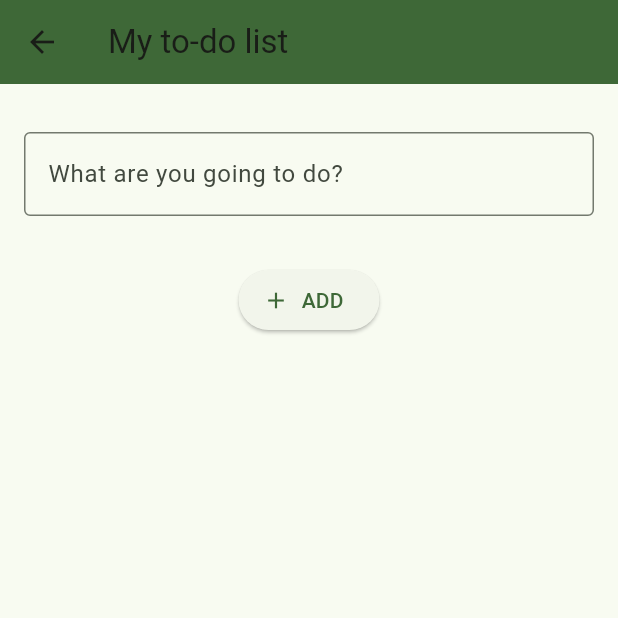
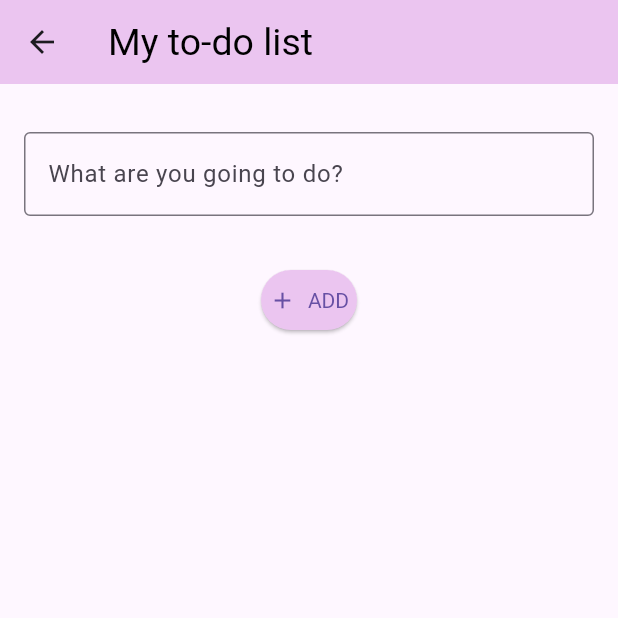
Before and after one commit to gu-tig333-ht23/gushagmib, a Flutter app: the screen it shows after launch, after a tap on the "add" icon, on a phone screen of 412 x 824 dp, the top half of it. Run offline on Flutter 3.47's test engine with Material 2 defaults, Android fonts, the phone set to English and light mode, and no system bars; our stand-ins replace google_fonts.

Commit message:
Refactoring and styling of the app

```diff
--- a/lib/addItemPage.dart
+++ b/lib/addItemPage.dart
@@ -7,23 +7,19 @@ class AddToDoItemPage extends StatelessWidget {
 
   @override
   Widget build(BuildContext context) {
-    final theme = Theme.of(context);
     return Scaffold(
       appBar: AppBar(
         title: Text(
           "My to-do list",
-          // style: TextStyle(color: whiteColor),
         ),
-        backgroundColor: theme.colorScheme.primary,
       ),
       body: Column(
         children: <Widget>[
           Padding(
             padding: EdgeInsets.symmetric(horizontal: 16, vertical: 32),
             child: TextField(
-              decoration: InputDecoration(
-                  border: OutlineInputBorder(),
-                  hintText: 'What are you going to do?'),
+              decoration:
+                  InputDecoration(hintText: 'What are you going to do?'),
             ),
           ),
           ElevatedButton.icon(
--- /dev/null
+++ b/lib/data.dart
@@ -0,0 +1,18 @@
+class ToDoItem {
+  final String _text;
+  bool _isDone = false;
+
+  ToDoItem(this._text);
+
+  String getText() {
+    return _text;
+  }
+
+  void setBool(bool isDone) {
+    _isDone = isDone;
+  }
+
+  bool getBool() {
+    return _isDone;
+  }
+}
--- a/lib/main.dart
+++ b/lib/main.dart
@@ -1,27 +1,11 @@
 import 'package:flutter/material.dart';
+//import 'package:template/blackTheme.dart';
 import 'addItemPage.dart';
+import 'themes/lightPurpleTheme.dart';
+import 'data.dart';
 
 void main() {
   runApp(const ToDoApp());
-}
-
-class ToDoItem {
-  String _text;
-  bool _isDone = false;
-
-  ToDoItem(this._text);
-
-  String getText() {
-    return _text;
-  }
-
-  void setBool(bool isDone) {
-    _isDone = isDone;
-  }
-
-  bool getBool() {
-    return _isDone;
-  }
 }
 
 class ToDoApp extends StatelessWidget {
@@ -32,11 +16,7 @@ class ToDoApp extends StatelessWidget {
   Widget build(BuildContext context) {
     return MaterialApp(
       title: 'My todo list',
-      theme: ThemeData(
-        colorScheme:
-            ColorScheme.fromSeed(seedColor: Color.fromARGB(255, 68, 252, 68)),
-        useMaterial3: true,
-      ),
+      theme: lightTheme(),
       home: MainPage(),
       debugShowCheckedModeBanner: false,
     );
@@ -66,13 +46,11 @@ class MainPage extends StatelessWidget {
 }
 
 class MainPageAppBar extends StatelessWidget implements PreferredSizeWidget {
-  const MainPageAppBar({
+  MainPageAppBar({
     super.key,
   });
-
   @override
   Widget build(BuildContext context) {
-    final theme = Theme.of(context);
     return AppBar(
       title: Center(
         child: Text(
@@ -89,7 +67,7 @@ class MainPageAppBar extends StatelessWidget implements PreferredSizeWidget {
           ],
         ),
       ],
-      backgroundColor: theme.colorScheme.primary,
+      // backgroundColor: theme.colorScheme.primary,
     );
   }
 
@@ -101,8 +79,11 @@ class TodoCard extends StatelessWidget {
   const TodoCard({super.key, required this.item});
 
   final ToDoItem item;
+
   @override
   Widget build(BuildContext context) {
+    var textStyleTheme = Theme.of(context).textTheme.bodyMedium;
+
     return Card(
       child: Column(
         mainAxisSize: MainAxisSize.min,
@@ -114,13 +95,8 @@ class TodoCard extends StatelessWidget {
                 Icons.check_box_outline_blank,
               ),
             ),
-            title: Text(item.getText()),
-            trailing: IconButton(
-                onPressed: () => {
-                      // Remove todo
-                      print(item._isDone)
-                    },
-                icon: Icon(Icons.close)),
+            title: Text(item.getText(), style: textStyleTheme),
+            trailing: IconButton(onPressed: () => {}, icon: Icon(Icons.close)),
           ),
         ],
       ),
--- /dev/null
+++ b/lib/themes/lightPurpleTheme.dart
@@ -0,0 +1,101 @@
+import 'package:flutter/material.dart';
+import 'package:google_fonts/google_fonts.dart';
+
+ThemeData lightTheme() {
+  const textColor = Colors.black;
+  const bodyTextColor = Colors.black;
+  const iconColor = Colors.black;
+  const primaryColour = Color.fromARGB(255, 235, 197, 240);
+  const bodyTextSize = 18.0;
+  const appBarTextSize = 25.0;
+  String? font = GoogleFonts.roboto().fontFamily;
+
+  return ThemeData(
+    inputDecorationTheme: _inputDecorationTheme(),
+    iconTheme: IconThemeData(
+      color: Colors.black,
+    ),
+    popupMenuTheme: _popupMenuThemeData(textColor, font, bodyTextSize),
+    appBarTheme:
+        _appBarTheme(iconColor, primaryColour, appBarTextSize, textColor, font),
+    floatingActionButtonTheme:
+        _floatingActionButtonTheme(primaryColour, iconColor),
+    elevatedButtonTheme: _elevatedButtonTheme(font, primaryColour),
+    textTheme: _textTheme(textColor, font, bodyTextColor, bodyTextSize),
+    useMaterial3: true,
+  );
+}
+
+TextTheme _textTheme(
+    Color textColor, String? font, Color bodyTextColor, double bodyTextSize) {
+  return TextTheme(
+    labelMedium: TextStyle(
+      color: textColor,
+      fontSize: 16,
+      fontFamily: font,
+    ),
+    bodyMedium: TextStyle(
+      color: bodyTextColor,
+      fontSize: bodyTextSize,
+      fontFamily: font,
+    ),
+  );
+}
+
+ElevatedButtonThemeData _elevatedButtonTheme(
+    String? font, Color primaryColour) {
+  return ElevatedButtonThemeData(
+    style: ButtonStyle(
+      textStyle: MaterialStateProperty.all<TextStyle>(TextStyle(
+        fontFamily: font,
+        color: Colors.purple,
+      )),
+      padding: MaterialStateProperty.all<EdgeInsetsGeometry>(
+        EdgeInsets.symmetric(horizontal: 5, vertical: 5),
+      ),
+      shape: MaterialStateProperty.all<OutlinedBorder>(
+        RoundedRectangleBorder(
+          borderRadius: BorderRadius.circular(150.0),
+        ),
+      ),
+      backgroundColor: MaterialStateProperty.all<Color>(primaryColour),
+    ),
+  );
+}
+
+FloatingActionButtonThemeData _floatingActionButtonTheme(
+    Color primaryColour, Color iconColor) {
+  return FloatingActionButtonThemeData(
+    backgroundColor: primaryColour,
+    foregroundColor: iconColor,
+  );
+}
+
+AppBarTheme _appBarTheme(Color iconColor, Color primaryColour,
+    double appBarTextSize, Color textColor, String? font) {
+  return AppBarTheme(
+    actionsIconTheme: IconThemeData(
+      size: 30,
+    ),
+    backgroundColor: primaryColour,
+    titleTextStyle: TextStyle(
+      fontSize: appBarTextSize,
+      color: textColor,
+      fontFamily: font,
+    ),
+  );
+}
+
+PopupMenuThemeData _popupMenuThemeData(
+    Color textColor, String? font, double bodyTextSize) {
+  return PopupMenuThemeData(
+    textStyle:
+        TextStyle(color: textColor, fontFamily: font, fontSize: bodyTextSize),
+  );
+}
+
+InputDecorationTheme _inputDecorationTheme() {
+  return InputDecorationTheme(
+    border: OutlineInputBorder(),
+  );
+}
```
Also changed, not shown: pubspec.yaml (+4 -4 lines), pubspec.lock.
